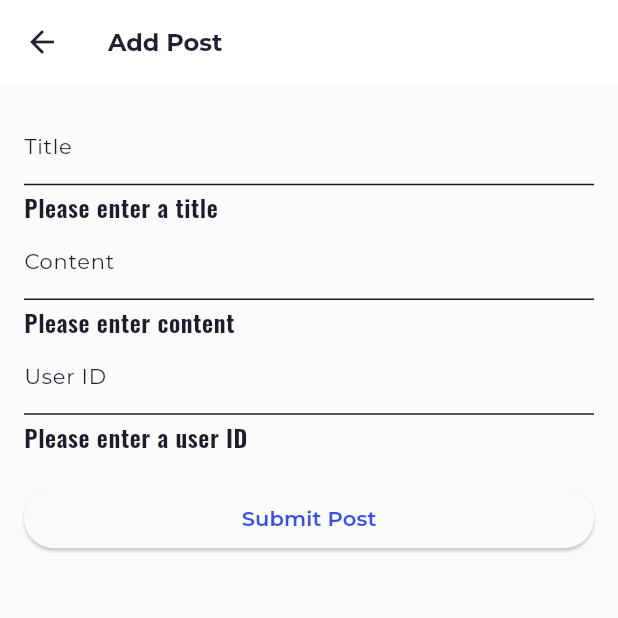
After one commit to AgroAI-Android-IOS/agroai_dashboard, a Flutter app: the AddPost screen opened directly, after a tap on "Submit Post", on a phone screen of 412 x 824 dp, the top half of it. The commit adds this screen. Run offline on Flutter 3.47's test engine with Material 3 defaults, Android fonts, the phone set to English and light mode, and no system bars; our stand-ins replace avatar_glow, calendar_date_picker2, equatable, file_picker, flex_color_scheme, flutter_bloc and 16 more; missing offline and left inert: desktop_drop, flutter_dropzone, rx_event_bus, syncfusion_flutter_maps, window_location_href, window_manager; accounts and stored records are empty.

Commit message:
Post(Update+Add+Delete+Read)

```diff
--- a/lib/flutter_gen/app_localizations.dart
+++ b/lib/flutter_gen/app_localizations.dart
@@ -1024,6 +1024,18 @@ abstract class AppLocalizations {
   /// In en, this message translates to:
   /// **'Save User'**
   String get saveUser;
+
+  /// No description provided for @title.
+  ///
+  /// In en, this message translates to:
+  /// **'Title'**
+  String get title;
+
+  /// No description provided for @content.
+  ///
+  /// In en, this message translates to:
+  /// **'content'**
+  String get content;
 }
 
 class _AppLocalizationsDelegate extends LocalizationsDelegate<AppLocalizations> {
--- a/lib/flutter_gen/app_localizations_ar.dart
+++ b/lib/flutter_gen/app_localizations_ar.dart
@@ -13,7 +13,8 @@ class AppLocalizationsAr extends AppLocalizations {
   String get alertsTitle => 'هناك حاجة للاهتمام';
 
   @override
-  String get alertsMessage => 'ليس لورم إيبسوم مجرد نص وهمية لصناعة الطباعة والطباعة';
+  String get alertsMessage =>
+      'ليس لورم إيبسوم مجرد نص وهمية لصناعة الطباعة والطباعة';
 
   @override
   String get appName => 'فلارلاين';
@@ -253,7 +254,8 @@ class AppLocalizationsAr extends AppLocalizations {
   String get resetPwd => 'إعادة تعيين كلمة المرور';
 
   @override
-  String get emailReceiveResetLink => 'أدخل عنوان بريدك الإلكتروني لتلقي وصلة إعادة تعيين كلمة المرور.';
+  String get emailReceiveResetLink =>
+      'أدخل عنوان بريدك الإلكتروني لتلقي وصلة إعادة تعيين كلمة المرور.';
 
   @override
   String get sendPwdResetLink => 'إرسال وصلة إعادة تعيين';
@@ -470,4 +472,9 @@ class AppLocalizationsAr extends AppLocalizations {
 
   @override
   String get saveUser => 'حفظ المستخدم';
+
+  @override
+  String get title => 'حفظ';
+  @override
+  String get content => ' دم حفظ';
 }
--- a/lib/flutter_gen/app_localizations_en.dart
+++ b/lib/flutter_gen/app_localizations_en.dart
@@ -470,4 +470,10 @@ class AppLocalizationsEn extends AppLocalizations {
 
   @override
   String get saveUser => 'Save User';
+
+  @override
+  String get title => 'Title';
+
+  @override
+  String get content => 'content';
 }
--- a/lib/flutter_gen/app_localizations_fr.dart
+++ b/lib/flutter_gen/app_localizations_fr.dart
@@ -470,4 +470,10 @@ class AppLocalizationsFr extends AppLocalizations {
 
   @override
   String get saveUser => 'Enregistrer l\'utilisateur';
+
+  @override
+  String get title => 'Titre';
+
+  @override
+  String get content => 'Contenu';
 }
--- a/lib/l10n/app_en.arb
+++ b/lib/l10n/app_en.arb
@@ -156,5 +156,8 @@
   "roleHint": "Enter role",
   "userList": "User List",
   "createUser": "Create User",
-  "saveUser": "Save User"
+  "saveUser": "Save User",
+  "title": "Title",
+  "content" : "content"
+
 }
--- a/lib/l10n/app_fr.arb
+++ b/lib/l10n/app_fr.arb
@@ -155,5 +155,7 @@
   "roleHint": "Entrez le rôle",
   "userList": "Liste des utilisateurs",
   "createUser": "Créer un utilisateur",
-  "saveUser": "Enregistrer l'utilisateur"
+  "saveUser": "Enregistrer l'utilisateur",
+  "title": "Titre",
+  "content": "Contenu"
 }
--- /dev/null
+++ b/lib/pages/form/Add_Post.dart
@@ -0,0 +1,115 @@
+import 'package:flutter/cupertino.dart';
+import 'package:flutter/material.dart';
+import 'package:http/http.dart' as http;
+import 'dart:convert';
+
+class AddPost extends StatefulWidget {
+  const AddPost({super.key});
+  @override
+  State<AddPost> createState() => _AddPostState();
+
+  String breakTabTitle(BuildContext context) {
+    return 'Add Post'; // Replace with localization if needed.
+  }
+}
+
+class _AddPostState extends State<AddPost> {
+  final _formKey = GlobalKey<FormState>();
+  final _titleController = TextEditingController();
+  final _contentController = TextEditingController();
+  final _userController = TextEditingController();
+  String? selectedPlant;
+
+  // Mocked plant options
+
+  final String authToken =
+      'eyJhbGciOiJIUzI1NiIsInR5cCI6IkpXVCJ9.eyJpZCI6IjY3NDM2OGQyNDk0ZGYyZjQ4ZmQwMzBhMCIsIm5hbWUiOiJjYWhtZWQiLCJlbWFpbCI6ImFobWVkaGNoYWljaGk0MEBnbWFpbC5jb20iLCJpYXQiOjE3MzMxNDQ0ODMsImV4cCI6MTczMzIzMDg4M30.u2VnOFu3D1Wc0x-pmy0bh0BirTDkKv7ZL9yIqcaJWLQ'; // Replace with actual token
+
+  Future<void> submitPost() async {
+    if (_formKey.currentState!.validate()) {
+      final post = {
+        "title": _titleController.text,
+        "content": _contentController.text,
+        "user": _userController.text,
+      };
+
+      try {
+        final response = await http.post(
+          Uri.parse('http://192.168.1.121:3000/api/v1/post'),
+          headers: {
+            "Content-Type": "application/json",
+            "Authorization":
+                "Bearer $authToken", // Include the token in the headers
+          },
+          body: json.encode(post),
+        );
+
+        if (response.statusCode == 201) {
+          ScaffoldMessenger.of(context).showSnackBar(
+            const SnackBar(content: Text('Post added successfully!')),
+          );
+        } else {
+          ScaffoldMessenger.of(context).showSnackBar(
+            SnackBar(content: Text('Failed to add post: ${response.body}')),
+          );
+        }
+      } catch (e) {
+        ScaffoldMessenger.of(context).showSnackBar(
+          SnackBar(content: Text('Error: $e')),
+        );
+      }
+    }
+  }
+
+  @override
+  Widget build(BuildContext context) {
+    return Scaffold(
+      appBar: AppBar(title: Text(widget.breakTabTitle(context))),
+      body: Padding(
+        padding: const EdgeInsets.all(16.0),
+        child: Form(
+          key: _formKey,
+          child: ListView(
+            children: [
+              TextFormField(
+                controller: _titleController,
+                decoration: const InputDecoration(labelText: 'Title'),
+                validator: (value) {
+                  if (value == null || value.isEmpty) {
+                    return 'Please enter a title';
+                  }
+                  return null;
+                },
+              ),
+              TextFormField(
+                controller: _contentController,
+                decoration: const InputDecoration(labelText: 'Content'),
+                validator: (value) {
+                  if (value == null || value.isEmpty) {
+                    return 'Please enter content';
+                  }
+                  return null;
+                },
+              ),
+              TextFormField(
+                controller: _userController,
+                decoration: const InputDecoration(labelText: 'User ID'),
+                validator: (value) {
+                  if (value == null || value.isEmpty) {
+                    return 'Please enter a user ID';
+                  }
+                  return null;
+                },
+              ),
+              const SizedBox(height: 20),
+              ElevatedButton(
+                onPressed: submitPost,
+                child: const Text('Submit Post'),
+              ),
+            ],
+          ),
+        ),
+      ),
+    );
+  }
+}
--- /dev/null
+++ b/lib/pages/form/PostTablePage.dart
@@ -0,0 +1,258 @@
+import 'package:flutter/material.dart';
+import '../models/post.dart'; // Import your Post model
+import '../../services/post_service.dart';
+
+class PostTablePage extends StatefulWidget {
+  const PostTablePage({super.key});
+
+  @override
+  _PostTablePageState createState() => _PostTablePageState();
+}
+
+class _PostTablePageState extends State<PostTablePage> {
+  late Future<List<Post>> futurePosts;
+  List<Post> posts = []; // Local list to manage the posts
+
+  @override
+  void initState() {
+    super.initState();
+    _loadPosts();
+  }
+
+  void _loadPosts() async {
+    try {
+      final fetchedPosts = await PostService().fetchPosts();
+      setState(() {
+        posts = fetchedPosts;
+      });
+    } catch (error) {
+      debugPrint("Error loading posts: $error");
+    }
+  }
+
+  void _deletePost(Post post) async {
+    try {
+      await PostService().deletePost(post.id); // Call service to delete
+      setState(() {
+        posts.remove(post); // Remove post from the list
+      });
+
+      ScaffoldMessenger.of(context).showSnackBar(
+        SnackBar(content: Text("Post '${post.title}' deleted successfully")),
+      );
+    } catch (error) {
+      ScaffoldMessenger.of(context).showSnackBar(
+        SnackBar(content: Text("Error deleting post: $error")),
+      );
+    }
+  }
+
+  void _updatePost(Post post) async {
+    try {
+      final updatedPost = await _showUpdateDialog(post);
+      if (updatedPost != null) {
+        await PostService().updatePost(updatedPost); // Call service to update
+
+        // Replace the post in the list and refresh the UI
+        setState(() {
+          final index = posts.indexWhere((p) => p.id == post.id);
+          posts[index] = updatedPost;
+        });
+
+        ScaffoldMessenger.of(context).showSnackBar(
+          SnackBar(
+              content:
+                  Text("Post '${updatedPost.title}' updated successfully")),
+        );
+      }
+    } catch (error) {
+      ScaffoldMessenger.of(context).showSnackBar(
+        SnackBar(content: Text("Error updating post: $error")),
+      );
+    }
+  }
+
+  Future<Post?> _showUpdateDialog(Post post) async {
+    final titleController = TextEditingController(text: post.title);
+    final contentController = TextEditingController(text: post.content);
+
+    return showDialog<Post?>(
+      context: context,
+      builder: (context) {
+        return AlertDialog(
+          title: Text("Update Post",
+              style: TextStyle(fontWeight: FontWeight.bold)),
+          content: Column(
+            mainAxisSize: MainAxisSize.min,
+            children: [
+              TextField(
+                controller: titleController,
+                decoration: InputDecoration(labelText: "Title"),
+              ),
+              TextField(
+                controller: contentController,
+                decoration: InputDecoration(labelText: "Content"),
+                maxLines: 3,
+              ),
+            ],
+          ),
+          actions: [
+            TextButton(
+              child: Text("Cancel"),
+              onPressed: () {
+                Navigator.pop(context); // Close dialog without saving
+              },
+            ),
+            ElevatedButton(
+              style: ElevatedButton.styleFrom(backgroundColor: Colors.blue),
+              child: Text("Save"),
+              onPressed: () {
+                final updatedPost = Post(
+                  id: post.id,
+                  title: titleController.text,
+                  content: contentController.text,
+                  user: post.user,
+                  isArchived: post.isArchived,
+                  comments: post.comments,
+                  likes: post.likes,
+                  dislikes: post.dislikes,
+                );
+                Navigator.pop(context, updatedPost); // Return updated post
+              },
+            ),
+          ],
+        );
+      },
+    );
+  }
+
+  @override
+  Widget build(BuildContext context) {
+    return Scaffold(
+      appBar: AppBar(
+        title: Text('Posts', style: TextStyle(fontWeight: FontWeight.bold)),
+        backgroundColor: Colors.blueGrey,
+      ),
+      body: posts.isEmpty
+          ? Center(
+              child: Column(
+                mainAxisAlignment: MainAxisAlignment.center,
+                children: [
+                  Icon(Icons.post_add, size: 80, color: Colors.blueGrey),
+                  SizedBox(height: 16),
+                  Text(
+                    "No Posts Available",
+                    style: TextStyle(fontSize: 18, fontWeight: FontWeight.bold),
+                  ),
+                  SizedBox(height: 8),
+                  Text(
+                    "Add new posts to see them here.",
+                    style: TextStyle(color: Colors.grey),
+                  ),
+                ],
+              ),
+            )
+          : SingleChildScrollView(
+              scrollDirection: Axis.horizontal,
+              child: ConstrainedBox(
+                constraints: BoxConstraints(
+                  minWidth:
+                      MediaQuery.of(context).size.width, // Full screen width
+                ),
+                child: DataTable(
+                  columnSpacing: 20, // Adjust spacing between columns
+                  horizontalMargin: 16,
+                  headingRowColor: MaterialStateColor.resolveWith(
+                      (states) => Colors.grey[200]!),
+                  headingTextStyle: TextStyle(
+                      fontWeight: FontWeight.bold, color: Colors.blueGrey),
+                  columns: [
+                    DataColumn(label: Text('Title')),
+                    DataColumn(label: Text('Content')),
+                    DataColumn(label: Text('User')),
+                    DataColumn(label: Text('Likes')),
+                    DataColumn(label: Text('Dislikes')),
+                    DataColumn(
+                        label: Text('Actions')), // New column for actions
+                  ],
+                  rows: posts.map((post) {
+                    return DataRow(cells: [
+                      DataCell(
+                        Text(
+                          post.title,
+                          style: TextStyle(fontWeight: FontWeight.w500),
+                        ),
+                      ),
+                      DataCell(
+                        Text(
+                          post.content,
+                          maxLines: 2,
+                          overflow: TextOverflow.ellipsis,
+                        ),
+                      ),
+                      DataCell(Text(post.user)),
+                      DataCell(Text(post.likes.length.toString())),
+                      DataCell(Text(post.dislikes.length.toString())),
+                      DataCell(
+                        Row(
+                          children: [
+                            IconButton(
+                              icon: Icon(Icons.edit, color: Colors.blue),
+                              onPressed: () {
+                                _updatePost(post);
+                              },
+                              tooltip: 'Edit Post',
+                            ),
+                            IconButton(
+                              icon: Icon(Icons.delete, color: Colors.red),
+                              onPressed: () {
+                                _showDeleteConfirmationDialog(post);
+                              },
+                              tooltip: 'Delete Post',
+                            ),
+                          ],
+                        ),
+                      ),
+                    ]);
+                  }).toList(),
+                ),
+              ),
+            ),
+    );
+  }
+
+  // Confirmation dialog before deleting a post
+  void _showDeleteConfirmationDialog(Post post) {
+    showDialog(
+      context: context,
+      builder: (context) {
+        return AlertDialog(
+          title: Text(
+            "Delete Post",
+            style: TextStyle(fontWeight: FontWeight.bold),
+          ),
+          content: Text(
+            "Are you sure you want to delete the post '${post.title}'?",
+            style: TextStyle(color: Colors.black87),
+          ),
+          actions: [
+            TextButton(
+              child: Text("Cancel"),
+              onPressed: () {
+                Navigator.pop(context); // Close dialog
+              },
+            ),
+            ElevatedButton(
+              style: ElevatedButton.styleFrom(backgroundColor: Colors.red),
+              child: Text("Delete"),
+              onPressed: () {
+                Navigator.pop(context); // Close dialog
+                _deletePost(post); // Perform deletion
+              },
+            ),
+          ],
+        );
+      },
+    );
+  }
+}
--- /dev/null
+++ b/lib/pages/models/post.dart
@@ -0,0 +1,52 @@
+class Post {
+  final String id; // Add this field
+  final String title;
+  final String content;
+  final String user;
+  final bool isArchived;
+  final List<Comment> comments;
+  final List<String> likes;
+  final List<String> dislikes;
+
+  Post({
+    required this.id, // Add this parameter
+    required this.title,
+    required this.content,
+    required this.user,
+    required this.isArchived,
+    required this.comments,
+    required this.likes,
+    required this.dislikes,
+  });
+
+  factory Post.fromJson(Map<String, dynamic> json) {
+    var commentsList = json['comments'] as List;
+    List<Comment> comments =
+        commentsList.map((i) => Comment.fromJson(i)).toList();
+
+    return Post(
+      id: json['_id'], // Map `_id` from the backend to `id`
+      title: json['title'],
+      content: json['content'],
+      user: json['user'],
+      isArchived: json['isArchived'],
+      comments: comments,
+      likes: List<String>.from(json['likes']),
+      dislikes: List<String>.from(json['dislikes']),
+    );
+  }
+}
+
+class Comment {
+  final String content;
+  final String user;
+
+  Comment({required this.content, required this.user});
+
+  factory Comment.fromJson(Map<String, dynamic> json) {
+    return Comment(
+      content: json['content'],
+      user: json['user'],
+    );
+  }
+}
--- a/lib/routes.dart
+++ b/lib/routes.dart
@@ -2,6 +2,12 @@ import 'package:flareline/deferred_widget.dart';
 import 'package:flareline/pages/alerts/alert_page.dart' deferred as alert;
 import 'package:flareline/pages/auth/sign_in/sign_in_page.dart'
     deferred as signIn;
+
+// ignore: unused_import
+import 'package:flareline/pages/form/Add_post.dart' deferred as AddPost;
+// ignore: unused_import
+import 'package:flareline/pages/form/PostTablePage.dart' deferred as ViewPost;
+
 import 'package:flareline/pages/auth/sign_up/sign_up_page.dart'
     deferred as signUp;
 import 'package:flareline/pages/button/button_page.dart' deferred as button;
@@ -27,7 +33,6 @@ import 'package:flareline/pages/toast/toast_page.dart' deferred as toast;
 import 'package:flareline/pages/tools/tools_page.dart' deferred as tools;
 import 'package:flutter/material.dart';
 import 'package:flareline/pages/Plants/View/PlantList.dart' deferred as plants;
-
 
 typedef PathWidgetBuilder = Widget Function(BuildContext, String?);
 
@@ -115,6 +120,15 @@ final List<Map<String, Object>> MAIN_PAGES = [
     'routerPath': '/modal',
     'widget': DeferredWidget(modal.loadLibrary, () => modal.ModalPage())
   },
+  {
+    'routerPath': '/post',
+    'widget': DeferredWidget(AddPost.loadLibrary, () => AddPost.AddPost()),
+  },
+  {
+    'routerPath': '/viewpost',
+    'widget':
+        DeferredWidget(ViewPost.loadLibrary, () => ViewPost.PostTablePage()),
+  }
 ];
 
 class RouteConfiguration {
--- /dev/null
+++ b/lib/services/post_service.dart
@@ -0,0 +1,146 @@
+/*import 'dart:convert';
+import 'package:http/http.dart' as http;
+import '../models/post.dart'; // Import the Post model
+
+class PostService {
+  static const String baseUrl = 'http://192.168.1.197:3000/api/v1/post';
+
+  Future<List<Post>> fetchPosts() async {
+    try {
+      print('Sending GET request to $baseUrl');
+      final response = await http.get(
+        Uri.parse(baseUrl),
+        headers: {
+          'Content-Type': 'application/json',
+          'Authorization':
+              'Bearer eyJhbGciOiJIUzI1NiIsInR5cCI6IkpXVCJ9.eyJpZCI6IjY3NGM1OGMzOTJjMDkxZWNjNzliMDM2MCIsIm5hbWUiOiJhaG1lZCIsImVtYWlsIjoiYWhtZWRoY2hhaWNoaTQwQGdtYWlsLmNvbSIsImlhdCI6MTczMzA1NzIxMCwiZXhwIjoxNzMzMTQzNjEwfQ._Hn69z05-cKNvDtL-j3Xg5_YOgzqPflmRjepxAD0QZQ',
+        },
+      );
+
+      // Debugging: Log request details
+      print('Request Headers: ${response.request?.headers}');
+      print('Status Code: ${response.statusCode}');
+      print('Response Body: ${response.body}');
+
+      if (response.statusCode == 200) {
+        // Decode the response body
+        List<dynamic> data = json.decode(response.body);
+
+        // Map the JSON data to a list of Post objects
+        return data.map((post) => Post.fromJson(post)).toList();
+      } else {
+        // Handle non-200 status codes
+        print('Unexpected response: ${response.body}');
+        throw Exception(
+          'Failed to load posts. Status: ${response.statusCode}, Body: ${response.body}',
+        );
+      }
+    } catch (e) {
+      // Debugging: Log the caught error
+      print('Error fetching posts: $e');
+      throw Exception('Failed to load posts: $e');
+    }
+  }
+
+  deletePost(id) {}
+
+ Future<void> deletePost(String postId) async {
+    // Example of deleting a post via an API
+    final response = await http.delete(Uri.parse('https://api.example.com/posts/$postId'));
+
+    if (response.statusCode != 200) {
+      throw Exception('Failed to delete the post');
+    }
+  }
+
+}*/
+
+import 'dart:convert';
+import 'package:http/http.dart' as http;
+import '../pages/models/post.dart';
+
+class PostService {
+  static const String baseUrl = 'http://192.168.1.121:3000/api/v1/post';
+  Future<List<Post>> fetchPosts() async {
+    try {
+      print('Sending GET request to $baseUrl');
+      final response = await http.get(
+        Uri.parse(baseUrl),
+        headers: {
+          'Content-Type': 'application/json',
+          'Authorization':
+              'Bearer eyJhbGciOiJIUzI1NiIsInR5cCI6IkpXVCJ9.eyJpZCI6IjY3NDM2OGQyNDk0ZGYyZjQ4ZmQwMzBhMCIsIm5hbWUiOiJjYWhtZWQiLCJlbWFpbCI6ImFobWVkaGNoYWljaGk0MEBnbWFpbC5jb20iLCJpYXQiOjE3MzMxNDQ0ODMsImV4cCI6MTczMzIzMDg4M30.u2VnOFu3D1Wc0x-pmy0bh0BirTDkKv7ZL9yIqcaJWLQ',
+        },
+      );
+
+      // Debugging: Log request details
+      print('Request Headers: ${response.request?.headers}');
+      print('Status Code: ${response.statusCode}');
+      print('Response Body: ${response.body}');
+
+      if (response.statusCode == 200) {
+        // Decode the response body
+        List<dynamic> data = json.decode(response.body);
+
+        // Map the JSON data to a list of Post objects
+        return data.map((post) => Post.fromJson(post)).toList();
+      } else {
+        // Handle non-200 status codes
+        print('Unexpected response: ${response.body}');
+        throw Exception(
+          'Failed to load posts. Status: ${response.statusCode}, Body: ${response.body}',
+        );
+      }
+    } catch (e) {
+      // Debugging: Log the caught error
+      print('Error fetching posts: $e');
+      throw Exception('Failed to load posts: $e');
+    }
+  }
+
+  /// Deletes a post with the given ID from the server
+  Future<void> deletePost(String postId) async {
+    final url =
+        'http://192.168.1.121:3000/api/v1/post/$postId'; // Replace with your backend endpoint
+    try {
+      final response = await http.delete(
+        Uri.parse(url),
+        headers: {
+          'Content-Type': 'application/json',
+          'Authorization':
+              'Bearer eyJhbGciOiJIUzI1NiIsInR5cCI6IkpXVCJ9.eyJpZCI6IjY3NDM2OGQyNDk0ZGYyZjQ4ZmQwMzBhMCIsIm5hbWUiOiJjYWhtZWQiLCJlbWFpbCI6ImFobWVkaGNoYWljaGk0MEBnbWFpbC5jb20iLCJpYXQiOjE3MzMxNDQ0ODMsImV4cCI6MTczMzIzMDg4M30.u2VnOFu3D1Wc0x-pmy0bh0BirTDkKv7ZL9yIqcaJWLQ', // Use a valid token
+        },
+      );
+
+      if (response.statusCode == 200) {
+        print('Post deleted successfully');
+      } else {
+        print(
+            'Failed to delete post. Status: ${response.statusCode}, Body: ${response.body}');
+        throw Exception('Failed to delete post');
+      }
+    } catch (e) {
+      print('Error deleting post: $e');
+      throw Exception('Failed to delete post: $e');
+    }
+  }
+
+  Future<void> updatePost(Post post) async {
+    final response = await http.patch(
+      Uri.parse('$baseUrl/${post.id}'),
+      headers: {
+        'Content-Type': 'application/json',
+        'Authorization':
+            'Bearer eyJhbGciOiJIUzI1NiIsInR5cCI6IkpXVCJ9.eyJpZCI6IjY3NDM2OGQyNDk0ZGYyZjQ4ZmQwMzBhMCIsIm5hbWUiOiJjYWhtZWQiLCJlbWFpbCI6ImFobWVkaGNoYWljaGk0MEBnbWFpbC5jb20iLCJpYXQiOjE3MzMxNDQ0ODMsImV4cCI6MTczMzIzMDg4M30.u2VnOFu3D1Wc0x-pmy0bh0BirTDkKv7ZL9yIqcaJWLQ', // Use a valid token
+      },
+      body: json.encode({
+        'title': post.title,
+        'content': post.content,
+      }),
+    );
+
+    if (response.statusCode != 200) {
+      throw Exception('Failed to update the post');
+    }
+  }
+}
```
